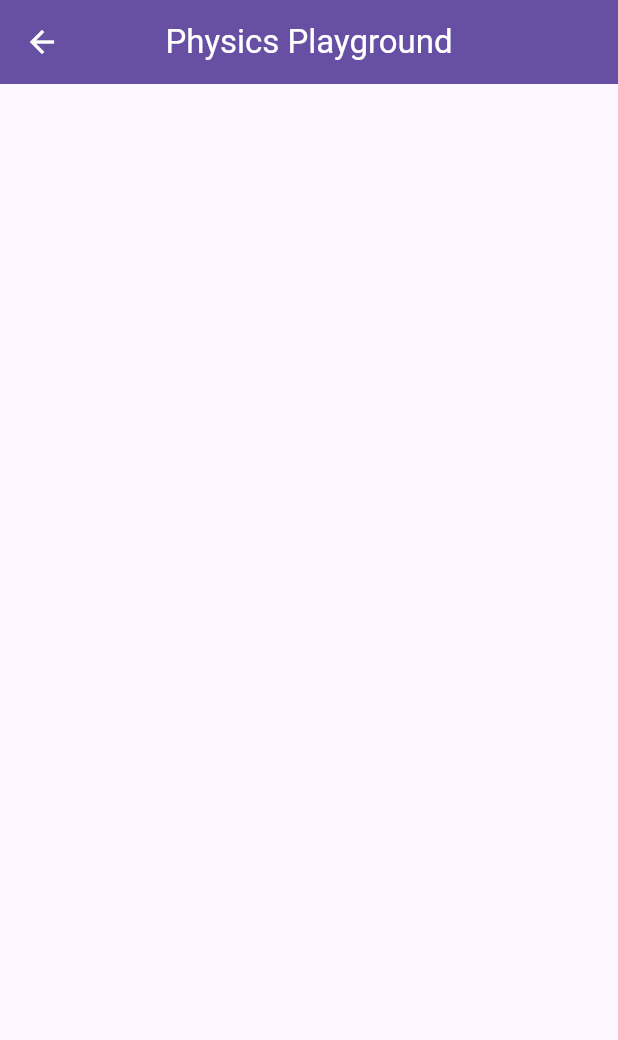
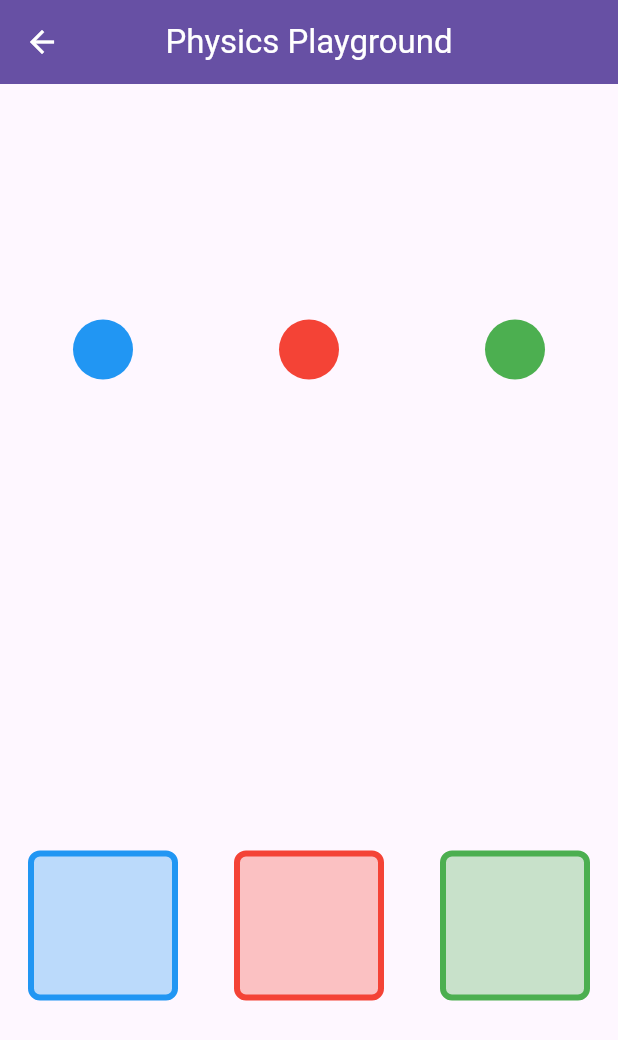
Before and after one commit to Ahmed-Abdelnasser-Dev/ui_challenges, a Flutter app: the PhysicsPlayground screen opened directly, on a phone screen of 412 x 824 dp. Shown: the top 1040 px of the screen. Run offline on Flutter 3.47's test engine with Material 3 defaults, Android fonts, the phone set to English and light mode, and no system bars.

Commit message:
done with the physics playground

```diff
--- a/lib/challanges/physics_playground/physics_playground.dart
+++ b/lib/challanges/physics_playground/physics_playground.dart
@@ -1,7 +1,23 @@
 import 'package:flutter/material.dart';
 
-class PhysicsPlayground extends StatelessWidget {
+class PhysicsPlayground extends StatefulWidget {
   const PhysicsPlayground({super.key});
+
+  @override
+  State<PhysicsPlayground> createState() => _PhysicsPlaygroundState();
+}
+
+class _PhysicsPlaygroundState extends State<PhysicsPlayground> {
+  final List<Color> colors = [Colors.blue, Colors.red, Colors.green];
+  final double boxsideWidth = 4;
+  final size = 40.0;
+  late List<bool> isDropped;
+
+  @override
+  void initState() {
+    super.initState();
+    isDropped = List<bool>.filled(colors.length, false);
+  }
 
   @override
   Widget build(BuildContext context) {
@@ -13,6 +29,96 @@ class PhysicsPlayground extends StatelessWidget {
         centerTitle: true,
         foregroundColor: Colors.white,
       ),
+      body: Column(
+        mainAxisAlignment: MainAxisAlignment.spaceAround,
+        crossAxisAlignment: CrossAxisAlignment.center,
+        children: [
+          // filled color circles
+          Row(
+            mainAxisAlignment: MainAxisAlignment.spaceAround,
+            children: [
+              for (var color in colors)
+                Draggable<Color>(
+                  data: color,
+                  feedback: Container(
+                     width: size * 1.4,
+                    height: size * 1.4,
+                    decoration: BoxDecoration(
+                      boxShadow:  [
+                        BoxShadow(
+                          color: Colors.black26,
+                          blurRadius: 8,
+                          offset: Offset(0, 4),
+                        ),
+                      ],
+                      color: color,
+                      shape: BoxShape.circle,
+                    ),
+                  ),
+
+                  childWhenDragging: Container(
+                    width: size,
+                    height: size,
+                    decoration: BoxDecoration(
+                      color: color.withOpacity(0.3),
+                      shape: BoxShape.circle,
+
+                    ),
+
+                  ),
+
+                  child: Container(
+                    width: size,
+                    height: size,
+                    decoration: BoxDecoration(
+                      color: color,
+                      shape: BoxShape.circle,
+                    ),
+                  ),
+                ),
+            ],
+          ),
+
+          // bordered squares
+          Row(
+            mainAxisAlignment: MainAxisAlignment.spaceAround,
+            children: List.generate(colors.length, (index) {
+              final color = colors[index];
+              return DragTarget<Color>(
+                builder: (context, candidateData, __) {
+
+                  return Container(
+                    width: 100,
+                    height: 100,
+                    decoration: BoxDecoration(
+                      border: Border.all(color: color, width: boxsideWidth),
+                      borderRadius: BorderRadius.circular(8),
+                      color: isDropped[index] ? color : color.withOpacity(0.3),
+                    ),
+                    child: Center(
+                      child: isDropped[index]
+                          ? Icon(Icons.check, color: Colors.white, size: 32)
+                          : Icon( Icons.arrow_downward, color: candidateData.isNotEmpty ?  Colors.white : Colors.transparent, size: 32)
+                    )
+                  );
+                },
+
+                // when the draggable is hovering over the target
+
+
+                // When draggable is dropped correctly
+                onAccept: (receivedColor) {
+                  if (receivedColor == color) {
+                    setState(() {
+                      isDropped[index] = true;
+                    });
+                  }
+                },
+              );
+            }),
+          ),
+        ],
+      ),
     );
   }
 }
--- a/lib/challanges/squensial_loading_dot/squensial_loading_dots.dart
+++ b/lib/challanges/squensial_loading_dot/squensial_loading_dots.dart
@@ -1,8 +1,13 @@
 import 'package:flutter/material.dart';
 
-class SquensialLoadingDots extends StatelessWidget {
+class SquensialLoadingDots extends StatefulWidget {
   const SquensialLoadingDots({super.key});
 
+  @override
+  State<SquensialLoadingDots> createState() => _SquensialLoadingDotsState();
+}
+
+class _SquensialLoadingDotsState extends State<SquensialLoadingDots> {
   @override
   Widget build(BuildContext context) {
     return Scaffold(
@@ -13,6 +18,25 @@ class SquensialLoadingDots extends StatelessWidget {
         centerTitle: true,
         foregroundColor: Colors.white,
       ),
+
+      body: Center(
+        child: Row(
+          mainAxisSize: MainAxisSize.min,
+          children: List.generate(3, (index) {
+            return Padding(
+              padding: const EdgeInsets.symmetric(horizontal: 4.0),
+              child: Container(
+                width: 16,
+                height: 16,
+                decoration: BoxDecoration(
+                  color: Colors.blue,
+                  shape: BoxShape.circle,
+                ),
+              ),
+            );
+          }),
+        ),
+      ),
     );
   }
 }
```
